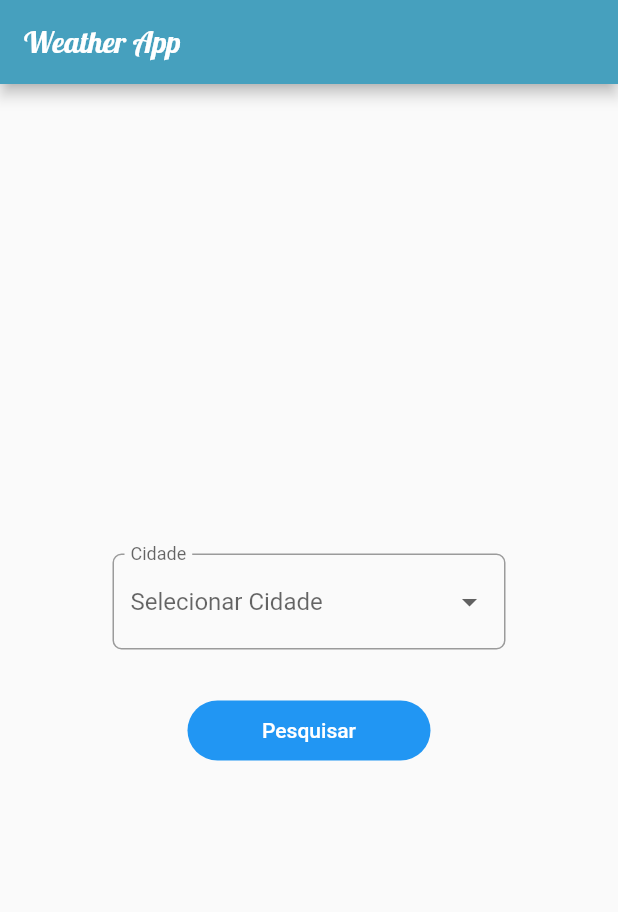
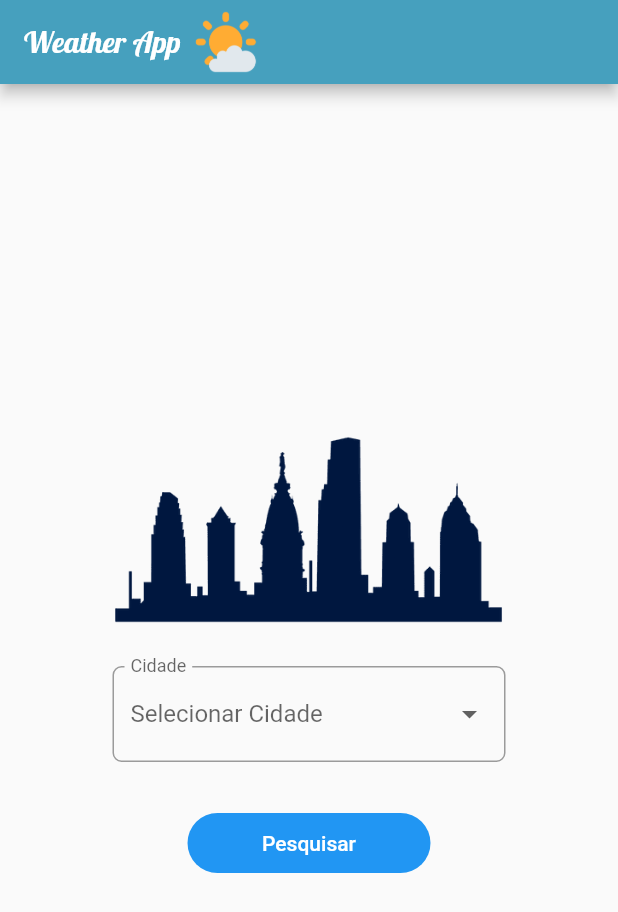
Before and after one commit to EricaPereira6/Glartek-Tecnical-Challenge, a Flutter app: the screen it shows after launch, on a phone screen of 412 x 824 dp. Shown: the top 912 px of the screen. Run offline on Flutter 3.47's test engine with Material 2 defaults, Android fonts, the light colour scheme and no system bars; our stand-ins replace flutter_spinkit; missing offline and left inert: model_viewer_plus.

Commit message:
Final commit
Error message and try catch placed.
Images and Icons added.

```diff
--- a/lib/constants.dart
+++ b/lib/constants.dart
@@ -50,16 +50,19 @@ class Constants {
     SkyState.sun :    "assets/sun.glb"
   };
 
+  static const String weatherIcon = 'assets/sun1.png';
+  static const String noImageImg = 'assets/no_image.png';
+  static const String cityImg = 'assets/city1.png';
+
   static const String apiKey = "7bb78224c14db81f46bc1d6f86a3e8c3";
-
-  static const String errorMessage = '';
 
   static const Color bgColorAppBar =    Color.fromRGBO(70, 160, 190, 1);
   static const Color bgColorDay =       Color.fromRGBO(150, 240, 250, 0.85);
   static const Color bgColorCloudyDay = Color.fromRGBO(150, 240, 250, 0.5);
   static const Color bgColorNight =     Color.fromRGBO(45, 55, 83, 1);
   static const Color textColor =        Color.fromRGBO(255, 255, 255, 1);
-  static const Color errorColor =       Color.fromRGBO(50, 50, 50, 0.65);
+  static const Color errorLightColor =  Color.fromRGBO(200, 200, 200, 0.65);
+  static const Color errorDarkColor =   Color.fromRGBO(50, 50, 50, 0.65);
 
   static String getWeather(int cityID, String apiKey){
     return "http://api.openweathermap.org/data/2.5/forecast?id=$cityID&APPID=$apiKey";
--- a/lib/screens/main_page.dart
+++ b/lib/screens/main_page.dart
@@ -1,5 +1,4 @@
 
-import 'package:flutter/foundation.dart';
 import 'package:flutter/material.dart';
 import 'package:glartek_tecnical_challenge/screens/visual_weather_page.dart';
 
@@ -21,6 +20,8 @@ class _MainPageState extends State<MainPage> {
     super.initState();
   }
 
+  String errorMessage = '';
+
   String dropValue = '';
 
   final List<String> dropOptions = [
@@ -36,7 +37,14 @@ class _MainPageState extends State<MainPage> {
 
     return Scaffold(
       appBar: AppBar(
-        title: Text(widget.title, style: const TextStyle(fontFamily: 'Lobster'),),
+        title:
+        Row(
+          children: <Widget>[
+            Text(widget.title, style: const TextStyle(fontFamily: 'Lobster'),),
+            const SizedBox(width: 5,),
+            const Image(image: AssetImage(Constants.weatherIcon), width: 50, height:50)
+          ],
+        ),
         backgroundColor: Constants.bgColorAppBar,
       ),
       body:
@@ -44,6 +52,13 @@ class _MainPageState extends State<MainPage> {
         child: Column(
           mainAxisAlignment: MainAxisAlignment.center,
           children: <Widget>[
+            Expanded(child:
+            Column(
+              mainAxisAlignment: MainAxisAlignment.center,
+              children: <Widget>[
+
+                SizedBox(width: MediaQuery.of(context).size.width - 150,
+                  child: const Image(image: AssetImage(Constants.cityImg)),),
 
                 SizedBox(
                     width: MediaQuery.of(context).size.width - 150,
@@ -57,7 +72,10 @@ class _MainPageState extends State<MainPage> {
                               borderRadius: BorderRadius.circular(6)
                           )),
                       value: (dropValue.isEmpty) ? null : dropValue,
-                    onChanged: (selected) => setState(() => dropValue = selected! ),
+                      onChanged: (selected) => setState(() {
+                        dropValue = selected!;
+                        errorMessage = '';
+                      }),
                       items: dropOptions.map((op) => DropdownMenuItem(
                           value: op,
                           child: Text(op)
@@ -69,7 +87,11 @@ class _MainPageState extends State<MainPage> {
                 ElevatedButton(
                   onPressed: () async {
                     if (dropValue.isEmpty) {
-                    print("is empty, select a city");
+                      setState(() {
+                        if (errorMessage == '') {
+                          errorMessage = "Selecione uma cidade";
+                        }
+                      });
                     }
                     else {
                       Citys c = Constants.cityName.keys.firstWhere((v) =>
@@ -92,8 +114,14 @@ class _MainPageState extends State<MainPage> {
                   ),
                   child: const Text('Pesquisar'),
                 ),
-          ],
+              ],),
             ),
+
+            Center(child: Text(errorMessage, style: const TextStyle(fontSize: 15,
+                color: Constants.errorDarkColor),),),
+
+            const SizedBox(height: 15,)
+          ],),
       ),
 
       // This trailing comma makes auto-formatting nicer for build methods.
```
Also changed, not shown: lib/screens/visual_weather_page.dart (+61 -16 lines), assets/city1.png (added), assets/no_image.png (added), assets/sun1.png (added). Lines whose indentation alone changed are shown as unchanged.
